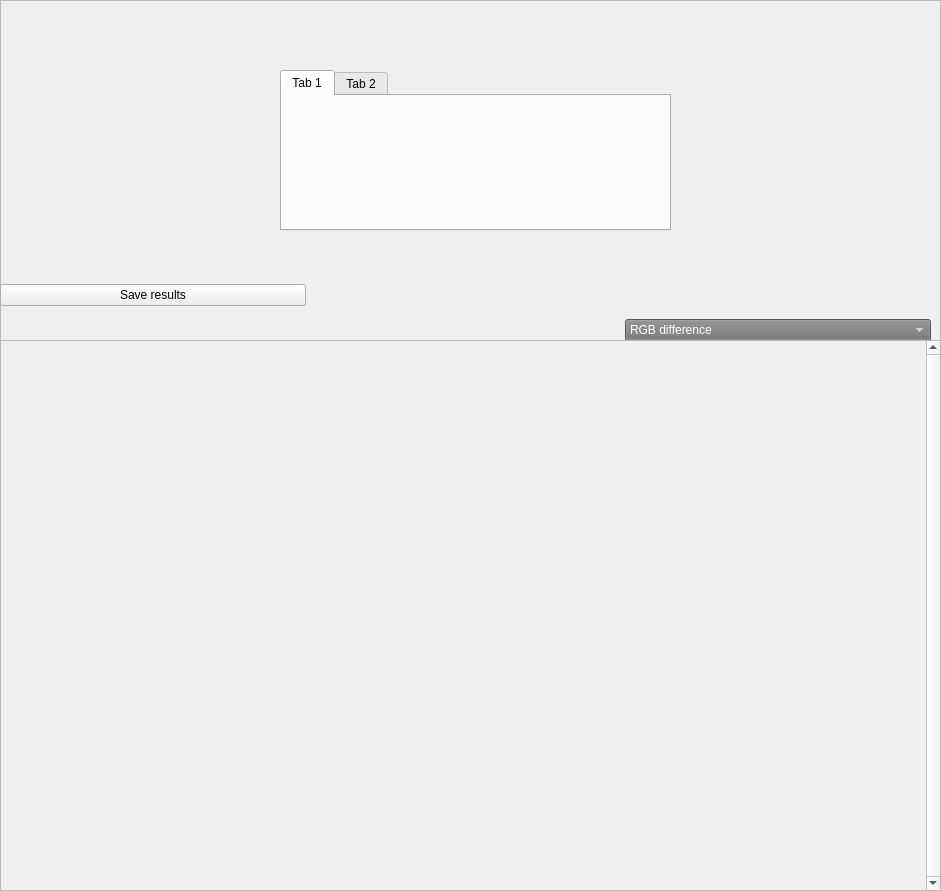
Old version of the form Implementierung/resources/forms/analysistab.ui in the repository SuppenGeist/pse-ws1516-videoencoder-ta.
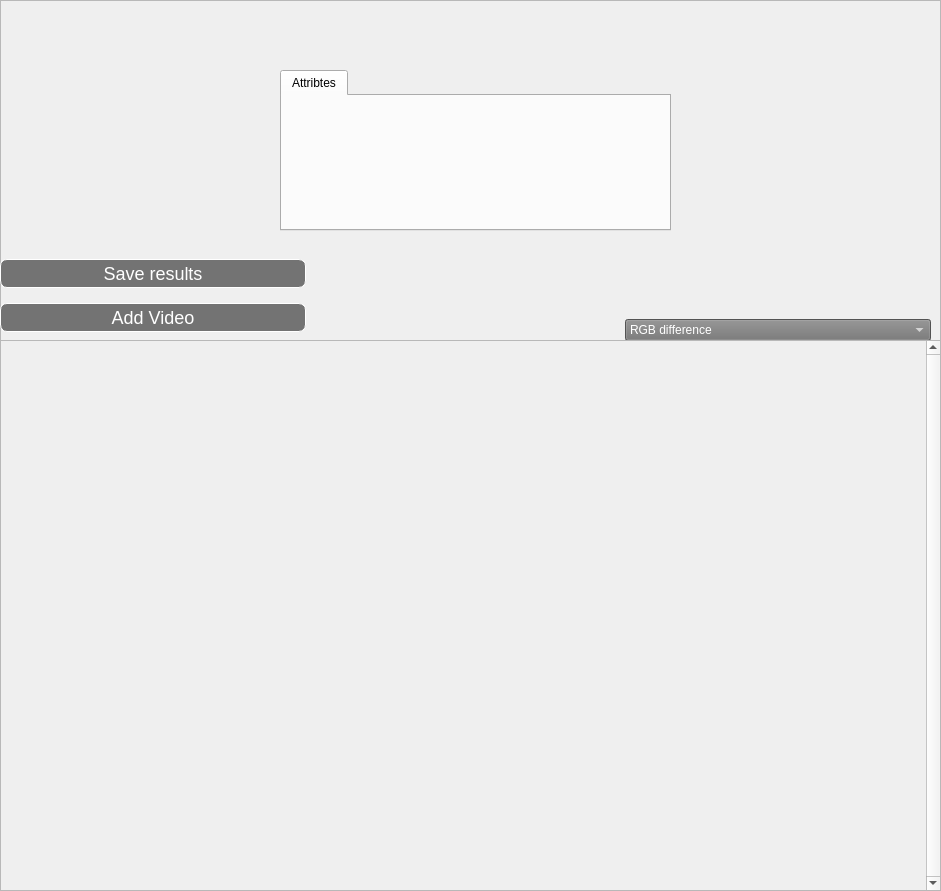
New version of the form.

The edit to the form file:
```diff
--- a/Implementierung/resources/forms/analysistab.ui
+++ b/Implementierung/resources/forms/analysistab.ui
@@ -38,14 +38,12 @@
      <height>161</height>
     </rect>
    </property>
-   <widget class="QWidget" name="tab">
+   <property name="currentIndex">
+    <number>0</number>
+   </property>
+   <widget class="QWidget" name="attributes">
     <attribute name="title">
-     <string>Tab 1</string>
-    </attribute>
-   </widget>
-   <widget class="QWidget" name="tab_2">
-    <attribute name="title">
-     <string>Tab 2</string>
+     <string>Attribtes</string>
     </attribute>
    </widget>
   </widget>
@@ -60,11 +58,66 @@
    </property>
    <layout class="QHBoxLayout" name="horizontalLayout">
     <item>
-     <widget class="QPushButton" name="save">
-      <property name="text">
-       <string>Save results</string>
-      </property>
-     </widget>
+     <layout class="QVBoxLayout" name="verticalLayout_2">
+      <item>
+       <widget class="QPushButton" name="save">
+        <property name="styleSheet">
+         <string notr="true">QPushButton {
+	color: rgb(255, 255, 255);
+	border-color: rgb(69, 62, 62);
+background-color: QLinearGradient( x1: 0, y1: 0, x2: 0, y2: 1, stop: 0 #88d, stop: 0.1 #99e, stop: 0.49 #77c);
+	background: rgb(115, 115, 115);
+	border-width: 1px;
+	border-color:rgb(255, 255, 255);
+	border-style: outset;
+	border-radius: 7;
+	padding: 3px;
+	font-size: 18px;
+	padding-left: 5px;
+	padding-right: 5px;
+
+}
+
+QPushButton:pressed {
+background-color: rgb(69, 62, 62);
+	border-style: inset;
+}</string>
+        </property>
+        <property name="text">
+         <string>Save results</string>
+        </property>
+       </widget>
+      </item>
+      <item>
+       <widget class="QPushButton" name="addVideo">
+        <property name="styleSheet">
+         <string notr="true">QPushButton {
+	color: rgb(255, 255, 255);
+	border-color: rgb(69, 62, 62);
+background-color: QLinearGradient( x1: 0, y1: 0, x2: 0, y2: 1, stop: 0 #88d, stop: 0.1 #99e, stop: 0.49 #77c);
+	background: rgb(115, 115, 115);
+	border-width: 1px;
+	border-color:rgb(255, 255, 255);
+	border-style: outset;
+	border-radius: 7;
+	padding: 3px;
+	font-size: 18px;
+	padding-left: 5px;
+	padding-right: 5px;
+
+}
+
+QPushButton:pressed {
+background-color: rgb(69, 62, 62);
+	border-style: inset;
+}</string>
+        </property>
+        <property name="text">
+         <string>Add Video</string>
+        </property>
+       </widget>
+      </item>
+     </layout>
     </item>
     <item>
      <widget class="QWidget" name="widget" native="true"/>
```
Left out of the diff: 25 changed lines with no effect on the pictures.
